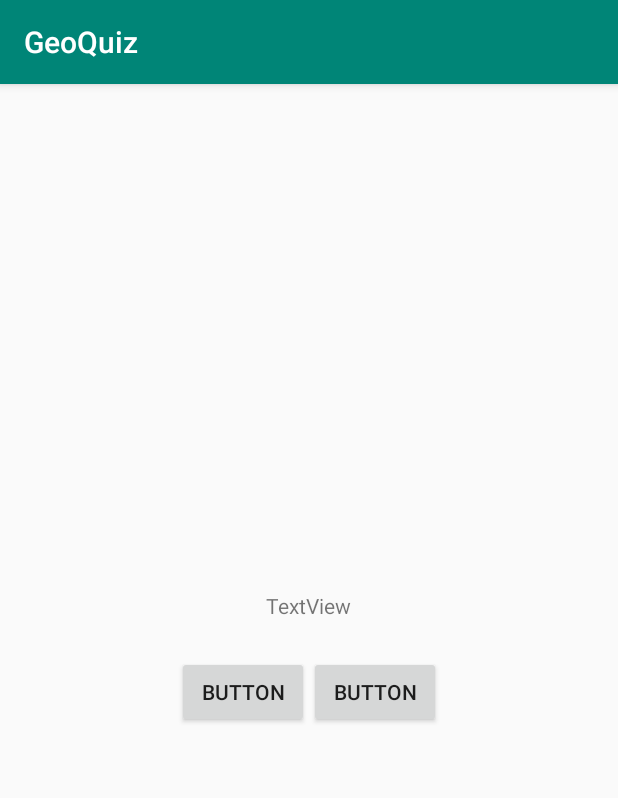
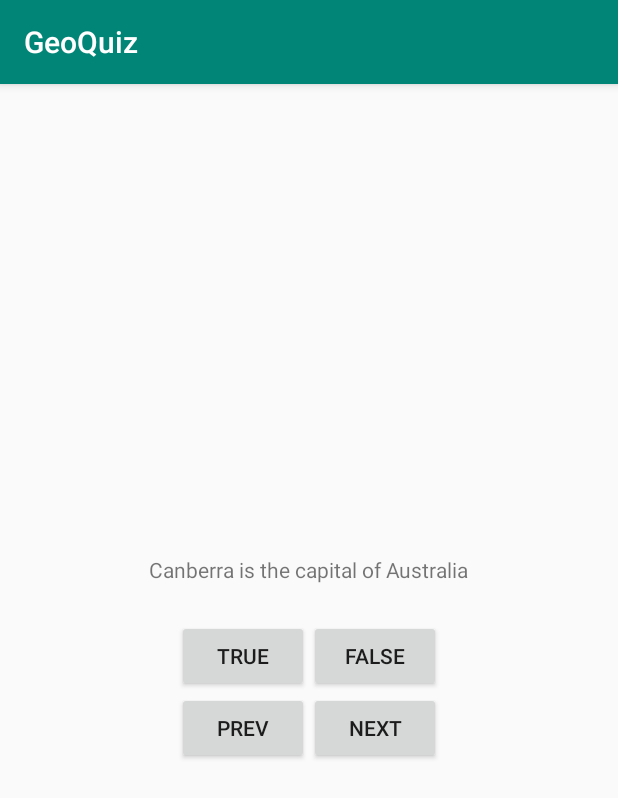
Before and after one commit to vjmarcus/GeoQuiz, an Android app: the screen it shows after launch (MainActivity), on a phone screen of 412 x 824 dp. Shown: the top 798 px of the screen. Run offline under Robolectric (Android 15) with nearby library versions, the phone set to English and light mode, and no system bars.

Commit message:
Add Question class

```diff
--- a/app/src/main/java/com/freshappbooks/geoquiz/MainActivity.java
+++ b/app/src/main/java/com/freshappbooks/geoquiz/MainActivity.java
@@ -3,12 +3,50 @@ package com.freshappbooks.geoquiz;
 import androidx.appcompat.app.AppCompatActivity;
 
 import android.os.Bundle;
+import android.view.View;
+import android.widget.Button;
+import android.widget.TextView;
 
 public class MainActivity extends AppCompatActivity {
+
+    private Button buttonTrue;
+    private Button buttonFalse;
+    private Button buttonPrev;
+    private Button buttonNext;
+    private TextView questionTextView;
+    private int currentIndex = 0;
+    private Question [] questionBook = new Question[] {
+      new Question(R.string.question_australia, true),
+      new Question(R.string.question_oceans, true),
+      new Question(R.string.question_mideast, false),
+      new Question(R.string.question_africa, false),
+      new Question(R.string.question_americas, true),
+      new Question(R.string.question_asia, true),
+    };
 
     @Override
     protected void onCreate(Bundle savedInstanceState) {
         super.onCreate(savedInstanceState);
         setContentView(R.layout.activity_main);
+
+        buttonTrue = findViewById(R.id.btn_true);
+        buttonFalse = findViewById(R.id.btn_false);
+        questionTextView = findViewById(R.id.question_tv);
+        int question = questionBook[currentIndex].getTextResId();
+        questionTextView.setText(question);
+
+        buttonTrue.setOnClickListener(new View.OnClickListener() {
+            @Override
+            public void onClick(View v) {
+
+            }
+        });
+
+        buttonFalse.setOnClickListener(new View.OnClickListener() {
+            @Override
+            public void onClick(View v) {
+
+            }
+        });
     }
 }
--- /dev/null
+++ b/app/src/main/java/com/freshappbooks/geoquiz/Question.java
@@ -0,0 +1,28 @@
+package com.freshappbooks.geoquiz;
+
+public class Question {
+
+    private int textResId;
+    private boolean answerTrue;
+
+    public Question(int textResId, boolean answerTrue) {
+        this.textResId = textResId;
+        this.answerTrue = answerTrue;
+    }
+
+    public int getTextResId() {
+        return textResId;
+    }
+
+    public void setTextResId(int textResId) {
+        this.textResId = textResId;
+    }
+
+    public boolean isAnswerTrue() {
+        return answerTrue;
+    }
+
+    public void setAnswerTrue(boolean answerTrue) {
+        this.answerTrue = answerTrue;
+    }
+}
--- a/app/src/main/res/layout/activity_main.xml
+++ b/app/src/main/res/layout/activity_main.xml
@@ -8,11 +8,10 @@
     tools:context=".MainActivity">
 
     <TextView
-        android:id="@+id/textView2"
+        android:id="@+id/question_tv"
         android:layout_width="wrap_content"
         android:layout_height="wrap_content"
-        android:paddingBottom="24dp"
-        android:text="TextView" />
+        android:paddingBottom="24dp" />
 
     <LinearLayout
         android:layout_width="wrap_content"
@@ -20,18 +19,37 @@
         android:orientation="horizontal">
 
         <Button
-            android:id="@+id/button_true"
+            android:id="@+id/btn_true"
             android:layout_width="wrap_content"
             android:layout_height="wrap_content"
             android:layout_weight="1"
             android:text="@string/question_true" />
 
         <Button
-            android:id="@+id/button_false"
+            android:id="@+id/btn_false"
             android:layout_width="wrap_content"
             android:layout_height="wrap_content"
             android:layout_weight="1"
             android:text="@string/question_false" />
+
+    </LinearLayout>
+
+    <LinearLayout
+        android:layout_width="wrap_content"
+        android:layout_height="wrap_content"
+        android:orientation="horizontal">
+
+        <Button
+            android:id="@+id/prev_btn"
+            android:layout_width="wrap_content"
+            android:layout_height="wrap_content"
+            android:text="@string/btn_prev" />
+
+        <Button
+            android:id="@+id/next_btn"
+            android:layout_width="wrap_content"
+            android:layout_height="wrap_content"
+            android:text="@string/btn_next" />
     </LinearLayout>
 
 </LinearLayout>
--- a/app/src/main/res/values/strings.xml
+++ b/app/src/main/res/values/strings.xml
@@ -1,6 +1,13 @@
 <resources>
     <string name="app_name">GeoQuiz</string>
-    <string name="question_text" />
-    <string name="question_true">Button</string>
-    <string name="question_false">Button</string>
+    <string name="question_australia">Canberra is the capital of Australia</string>
+    <string name="question_oceans">The Pacific Ocean is larger than the Atlantic Ocean.</string>
+    <string name="question_mideast">The Suez Canal connects the Red Sea and the Indian Ocean.</string>
+    <string name="question_africa">The source of the Nile River is in Egypt.</string>
+    <string name="question_americas">The Amazon River is the longest river in the Americas.</string>
+    <string name="question_asia">Lake Baikal is the world\'s oldest and deepest freshwater lake.</string>
+    <string name="question_true">True</string>
+    <string name="question_false">False</string>
+    <string name="btn_next">NEXT</string>
+    <string name="btn_prev">PREV</string>
 </resources>
```
